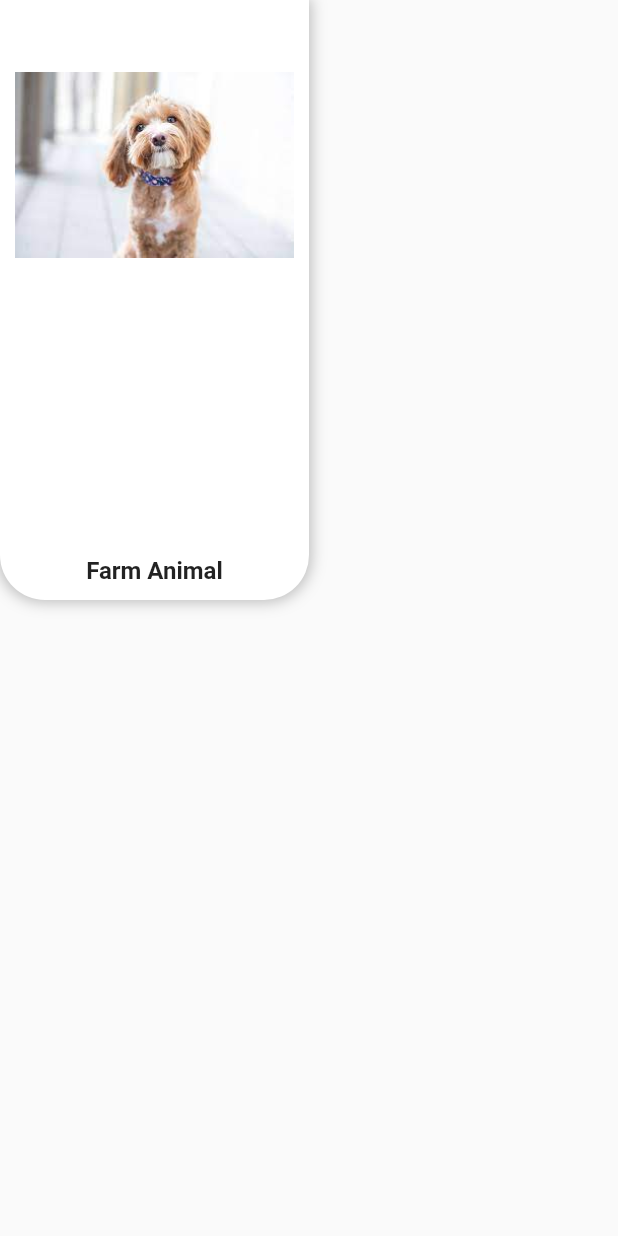
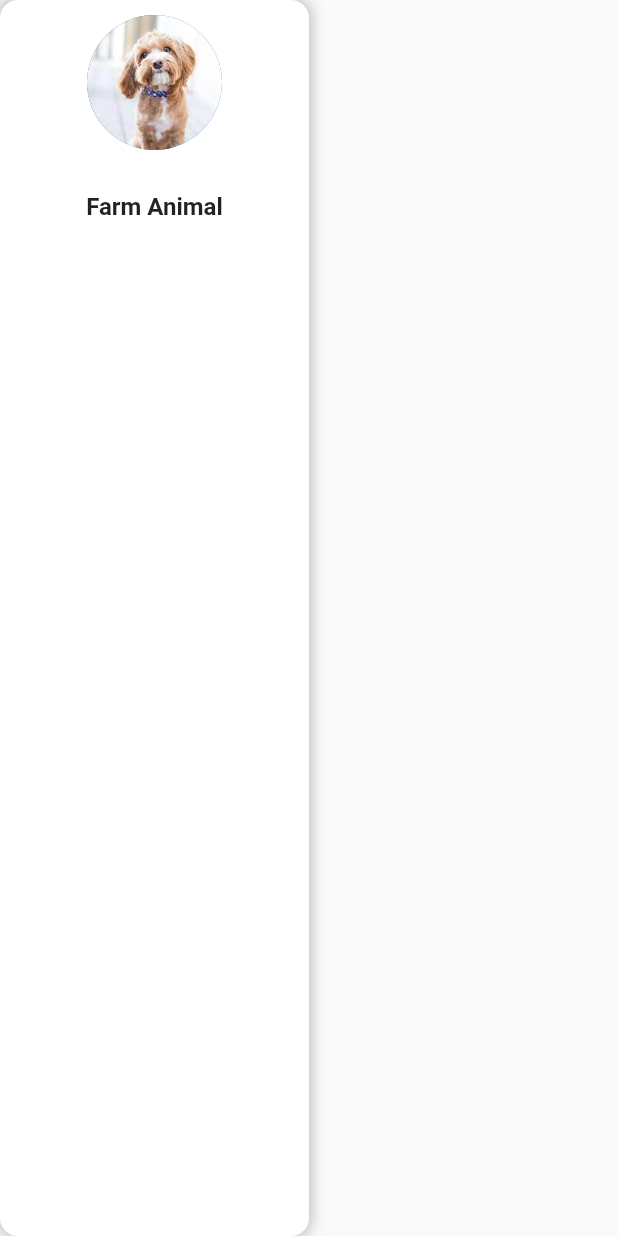
Before and after one commit to the-jossie/faunapp, a Flutter app: the AnimalCard widget shown alone on an empty page, opened directly, on a phone screen of 412 x 824 dp. Run offline on Flutter 3.47's test engine with Material 2 defaults, Android fonts, the phone set to English and light mode, and no system bars; our stand-ins replace flutter_svg, get_it, google_fonts, jwt_decoder, shared_preferences, stacked; accounts and stored records are empty; statements that could not run were skipped.

Commit message:
fix: animal card

```diff
--- a/lib/view_models/dashboard/all_animals_view_model.dart
+++ b/lib/view_models/dashboard/all_animals_view_model.dart
@@ -1,5 +1,11 @@
+import 'package:faunapp/models/animal.dart';
 import 'package:stacked/stacked.dart';
 
 class AllAnimalsViewModel extends BaseViewModel {
+  final List<Animal> _allAnimals = List.filled(
+    8,
+    Animal(name: "Farm Animal", image: "assets/images/dog.jpeg"),
+  );
 
+  List<Animal> get allAnimals => _allAnimals;
 }
--- a/lib/widgets/animal_card.dart
+++ b/lib/widgets/animal_card.dart
@@ -10,7 +10,6 @@ class AnimalCard extends StatelessWidget {
   Widget build(BuildContext context) {
     return Container(
       padding: const EdgeInsets.all(10),
-      height: 400,
       width: MediaQuery.of(context).size.width / 2,
       decoration: const BoxDecoration(
         boxShadow: [
@@ -21,39 +20,24 @@ class AnimalCard extends StatelessWidget {
           )
         ],
         color: Colors.white,
-        borderRadius: BorderRadius.only(
-          bottomLeft: Radius.circular(30),
-          bottomRight: Radius.circular(30),
+        borderRadius: BorderRadius.all(
+          Radius.circular(12),
         ),
       ),
       child: Column(
         children: [
-          Container(
-            height: 200,
-            decoration: BoxDecoration(
-              borderRadius: const BorderRadius.only(
-                bottomLeft: Radius.circular(10),
-                bottomRight: Radius.circular(10),
-              ),
-              image: DecorationImage(
-                image: AssetImage(
-                  imagePath,
-                ),
-              ),
-            ),
-            // child: Image.asset(
-            //   imagePath,
-            //   fit: BoxFit.fill,
-            // ),
+          CircleAvatar(
+            backgroundImage: AssetImage(imagePath),
+            radius: 45,
           ),
-          const Spacer(),
+          const SizedBox(height: 28),
           Text(
             name,
             style: const TextStyle(
               fontSize: 16,
               fontWeight: FontWeight.w600,
             ),
-          )
+          ),
         ],
       ),
     );
```
Also changed, not shown: lib/models/animal.dart (added, +9 -0 lines), lib/views/auth/auth_view.dart (+0 -11 lines), lib/views/dashboard/all_animals_view.dart (+17 -8 lines).
